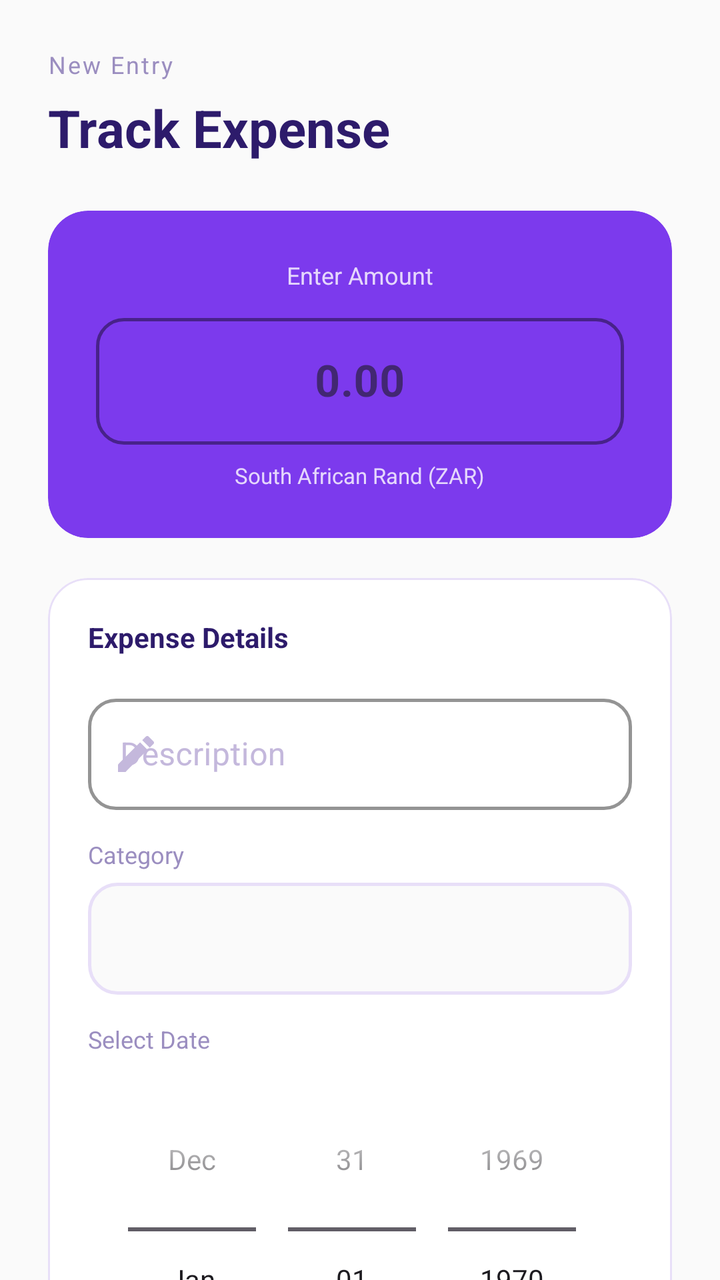
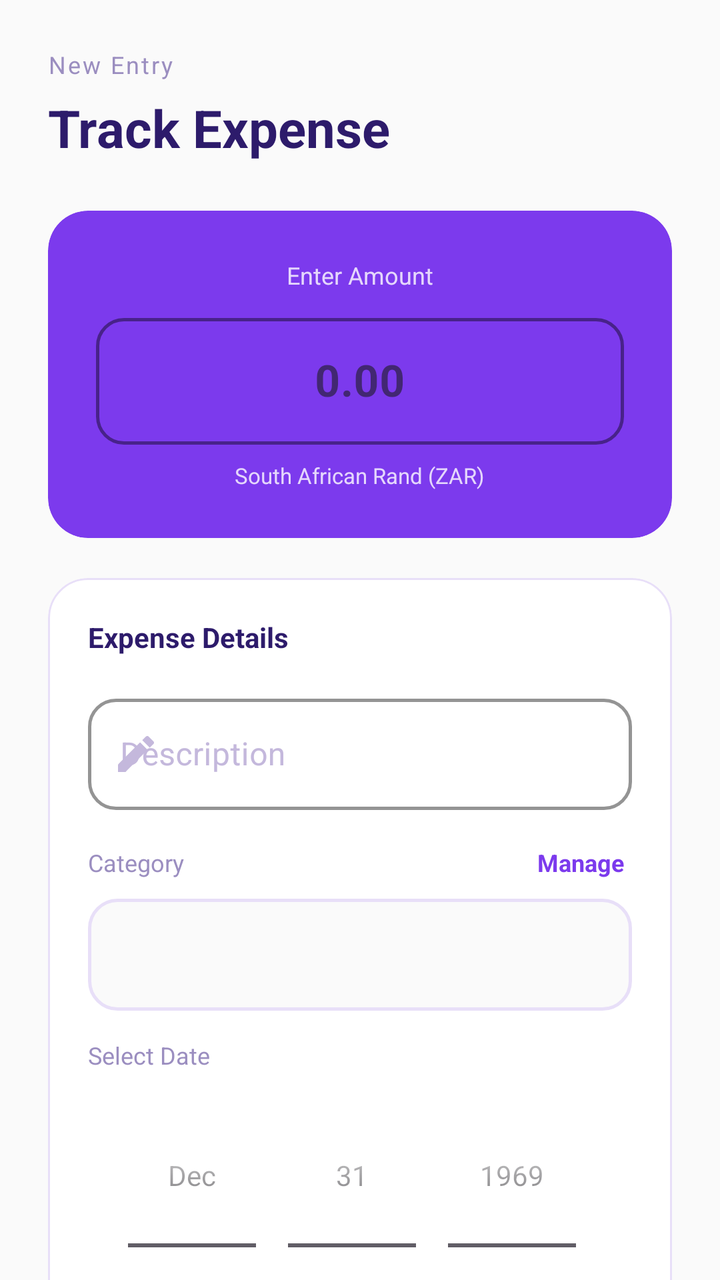

Screens rendered from an Android XML layout before and after an edit, with the pre-edit source and the edit as a unified diff.
<!-- AndroidManifest.xml: application theme Theme.Budget_Buddie_SA -->
<!-- res/layout/activity_add_expense.xml -->
<?xml version="1.0" encoding="utf-8"?>
<androidx.core.widget.NestedScrollView xmlns:android="http://schemas.android.com/apk/res/android"
    xmlns:app="http://schemas.android.com/apk/res-auto"
    xmlns:tools="http://schemas.android.com/tools"
    android:layout_width="match_parent"
    android:layout_height="match_parent"
    android:background="#FAFAFA"
    android:fillViewport="true">

    <LinearLayout
        android:layout_width="match_parent"
        android:layout_height="wrap_content"
        android:orientation="vertical"
        android:paddingStart="24dp"
        android:paddingTop="24dp"
        android:paddingEnd="24dp"
        android:paddingBottom="40dp">

        
        <TextView
            android:layout_width="wrap_content"
            android:layout_height="wrap_content"
            android:layout_marginBottom="6dp"
            android:letterSpacing="0.08"
            android:text="New Entry"
            android:textColor="#9B8EC0"
            android:textSize="12sp" />

        <TextView
            android:layout_width="wrap_content"
            android:layout_height="wrap_content"
            android:layout_marginBottom="24dp"
            android:text="Track Expense"
            android:textColor="#2D1B6B"
            android:textSize="26sp"
            android:textStyle="bold" />

        
        <com.google.android.material.card.MaterialCardView
            android:layout_width="match_parent"
            android:layout_height="wrap_content"
            android:layout_marginBottom="20dp"
            app:cardBackgroundColor="#7C3AED"
            app:cardCornerRadius="20dp"
            app:cardElevation="0dp"
            app:strokeWidth="0dp">

            <LinearLayout
                android:layout_width="match_parent"
                android:layout_height="wrap_content"
                android:gravity="center_horizontal"
                android:orientation="vertical"
                android:padding="24dp">

                <TextView
                    android:layout_width="wrap_content"
                    android:layout_height="wrap_content"
                    android:layout_marginBottom="8dp"
                    android:text="Enter Amount"
                    android:textColor="#CCFFFFFF"
                    android:textSize="12sp" />

                <com.google.android.material.textfield.TextInputLayout
                    android:id="@+id/tilAmount"
                    style="@style/Widget.MaterialComponents.TextInputLayout.OutlinedBox"
                    android:layout_width="match_parent"
                    android:layout_height="wrap_content"
                    android:hint="0.00"
                    app:boxBackgroundColor="@android:color/transparent"
                    app:boxStrokeColor="#FFFFFF"
                    app:boxStrokeWidth="1.5dp"
                    app:boxStrokeWidthFocused="1.5dp"
                    app:hintTextColor="#CCFFFFFF"
                    app:shapeAppearanceOverlay="@style/RoundedInput">

                    <com.google.android.material.textfield.TextInputEditText
                        android:id="@+id/etAmount"
                        android:layout_width="match_parent"
                        android:layout_height="wrap_content"
                        android:gravity="center"
                        android:inputType="numberDecimal"
                        android:textColor="#FFFFFF"
                        android:textSize="22sp"
                        android:textStyle="bold" />
                </com.google.android.material.textfield.TextInputLayout>

                <TextView
                    android:layout_width="wrap_content"
                    android:layout_height="wrap_content"
                    android:layout_marginTop="8dp"
                    android:text="South African Rand (ZAR)"
                    android:textColor="#CCFFFFFF"
                    android:textSize="11sp" />

            </LinearLayout>
        </com.google.android.material.card.MaterialCardView>

        
        <com.google.android.material.card.MaterialCardView
            android:layout_width="match_parent"
            android:layout_height="wrap_content"
            android:layout_marginBottom="20dp"
            app:cardBackgroundColor="#FFFFFF"
            app:cardCornerRadius="20dp"
            app:cardElevation="0dp"
            app:strokeColor="#E8DFF8"
            app:strokeWidth="1dp">

            <LinearLayout
                android:layout_width="match_parent"
                android:layout_height="wrap_content"
                android:orientation="vertical"
                android:padding="20dp">

                <TextView
                    android:layout_width="wrap_content"
                    android:layout_height="wrap_content"
                    android:layout_marginBottom="16dp"
                    android:text="Expense Details"
                    android:textColor="#2D1B6B"
                    android:textSize="14sp"
                    android:textStyle="bold" />

                <com.google.android.material.textfield.TextInputLayout
                    android:id="@+id/tilDescription"
                    style="@style/OutlinedInput"
                    android:layout_width="match_parent"
                    android:layout_height="wrap_content"
                    android:layout_marginBottom="14dp"
                    android:hint="Description"
                    app:startIconDrawable="@drawable/ic_edit"
                    app:startIconTint="#C4B8DC">

                    <com.google.android.material.textfield.TextInputEditText
                        android:id="@+id/etDescription"
                        android:layout_width="match_parent"
                        android:layout_height="wrap_content"
                        android:inputType="textCapSentences"
                        android:textColor="#2D1B6B" />
                </com.google.android.material.textfield.TextInputLayout>

                <TextView
                    android:layout_width="wrap_content"
                    android:layout_height="wrap_content"
                    android:layout_marginBottom="6dp"
                    android:text="Category"
                    android:textColor="#9B8EC0"
                    android:textSize="12sp" />

                <Spinner
                    android:id="@+id/spinnerCategory"
                    android:layout_width="match_parent"
                    android:layout_height="56dp"
                    android:layout_marginBottom="14dp"
                    android:background="@drawable/spinner_bg"
                    android:paddingStart="16dp"
                    android:paddingEnd="16dp" />

                <TextView
                    android:layout_width="wrap_content"
                    android:layout_height="wrap_content"
                    android:layout_marginBottom="6dp"
                    android:text="Select Date"
                    android:textColor="#9B8EC0"
                    android:textSize="12sp" />

                <DatePicker
                    android:id="@+id/datePicker"
                    android:layout_width="match_parent"
                    android:layout_height="wrap_content"
                    android:calendarViewShown="false"
                    android:datePickerMode="spinner" />

            </LinearLayout>
        </com.google.android.material.card.MaterialCardView>

        
        <com.google.android.material.card.MaterialCardView
            android:id="@+id/btnUploadImage"
            android:layout_width="match_parent"
            android:layout_height="wrap_content"
            android:layout_marginBottom="16dp"
            android:clickable="true"
            android:focusable="true"
            app:cardBackgroundColor="#FAFAFA"
            app:cardCornerRadius="16dp"
            app:cardElevation="0dp"
            app:strokeColor="#E8DFF8"
            app:strokeWidth="1.5dp">

            <LinearLayout
                android:layout_width="match_parent"
                android:layout_height="wrap_content"
                android:gravity="center_vertical"
                android:orientation="horizontal"
                android:padding="16dp">

                <FrameLayout
                    android:layout_width="40dp"
                    android:layout_height="40dp"
                    android:layout_marginEnd="12dp"
                    android:background="@drawable/circle_surface">

                    <ImageView
                        android:layout_width="20dp"
                        android:layout_height="20dp"
                        android:layout_gravity="center"
                        android:contentDescription="Camera Icon"
                        android:src="@drawable/ic_camera"
                        app:tint="#7C3AED" />
                </FrameLayout>

                

                <LinearLayout
                    android:layout_width="0dp"
                    android:layout_height="wrap_content"
                    android:layout_weight="1"
                    android:orientation="vertical">

                    <TextView
                        android:layout_width="wrap_content"
                        android:layout_height="wrap_content"
                        android:text="Attach Receipt"
                        android:textColor="#2D1B6B"
                        android:textSize="15sp"
                        android:textStyle="bold" />

                    <TextView
                        android:layout_width="wrap_content"
                        android:layout_height="wrap_content"
                        android:text="Upload a photo of your receipt"
                        android:textColor="#9B8EC0"
                        android:textSize="12sp" />
                </LinearLayout>

                <ImageView
                    android:layout_width="16dp"
                    android:layout_height="16dp"
                    android:src="@drawable/ic_chevron_right"
                    app:tint="#C4B8DC" />

            </LinearLayout>
        </com.google.android.material.card.MaterialCardView>

        
        <com.google.android.material.button.MaterialButton
            android:id="@+id/btnSaveExpense"
            android:layout_width="match_parent"
            android:layout_height="58dp"
            android:background="@drawable/btn_orange_gradient"
            app:backgroundTint="@null"
            android:text="Save Expense"
            android:textAllCaps="false"
            android:textColor="@color/white"
            android:textSize="16sp"
            android:textStyle="bold"
            app:cornerRadius="14dp"
            app:icon="@drawable/ic_check"
            app:iconTint="@color/white" />

    </LinearLayout>
</androidx.core.widget.NestedScrollView>
<!-- resources referenced by this layout -->
<resources>
  <color name="white">#FFFFFFFF</color>
  <!-- drawable btn_orange_gradient (drawable) -->
  <?xml version="1.0" encoding="utf-8"?>
  <shape xmlns:android="http://schemas.android.com/apk/res/android"
      android:shape="rectangle">
      <gradient
          android:angle="135"
          android:endColor="#EA580C"
          android:startColor="#F97316"
          android:type="linear" />
      <corners android:radius="14dp" />
  </shape>
  <!-- drawable circle_surface (drawable) -->
  <?xml version="1.0" encoding="utf-8"?>
  <shape xmlns:android="http://schemas.android.com/apk/res/android"
      android:shape="oval">
      <solid android:color="#F3EEFF" />
  </shape>
  <!-- drawable ic_camera (drawable) -->
  <?xml version="1.0" encoding="utf-8"?>
  <vector xmlns:android="http://schemas.android.com/apk/res/android"
      android:width="24dp"
      android:height="24dp"
      android:viewportWidth="24"
      android:viewportHeight="24">
      <path
          android:fillColor="@android:color/black"
          android:pathData="M12,12m-3.2,0a3.2,3.2 0,1 1,6.4 0a3.2,3.2 0,1 1,-6.4 0" />
      <path
          android:fillColor="@android:color/black"
          android:pathData="M9,2L7.17,4H4C2.9,4 2,4.9 2,6v12c0,1.1 0.9,2 2,2h16c1.1,0 2,-0.9 2,-2V6c0,-1.1 -0.9,-2 -2,-2h-3.17L15,2H9zM12,17c-2.76,0 -5,-2.24 -5,-5s2.24,-5 5,-5s5,2.24 5,5S14.76,17 12,17z" />
  </vector>
  <!-- drawable ic_check (drawable) -->
  <?xml version="1.0" encoding="utf-8"?>
  <vector xmlns:android="http://schemas.android.com/apk/res/android"
      android:width="24dp"
      android:height="24dp"
      android:viewportWidth="24"
      android:viewportHeight="24">
      <path
          android:fillColor="@android:color/black"
          android:pathData="M9,16.17L4.83,12l-1.42,1.41L9,19 21,7l-1.41,-1.41z" />
  </vector>
  <!-- drawable ic_chevron_right (drawable) -->
  <?xml version="1.0" encoding="utf-8"?>
  <vector xmlns:android="http://schemas.android.com/apk/res/android"
      android:width="24dp"
      android:height="24dp"
      android:viewportWidth="24"
      android:viewportHeight="24">
      <path
          android:fillColor="@android:color/black"
          android:pathData="M8.59,16.59L13.17,12L8.59,7.41L10,6L16,12L10,18L8.59,16.59Z" />
  </vector>
  <!-- drawable ic_edit (drawable) -->
  <vector xmlns:android="http://schemas.android.com/apk/res/android"
      android:width="24dp"
      android:height="24dp"
      android:viewportWidth="24"
      android:viewportHeight="24">
      <path
          android:fillColor="#757575"
          android:pathData="M3,17.25V21h3.75L17.81,9.94l-3.75,-3.75L3,17.25zM20.71,7.04c0.39,-0.39 0.39,-1.02 0,-1.41l-2.34,-2.34c-0.39,-0.39 -1.02,-0.39 -1.41,0l-1.83,1.83l3.75,3.75L20.71,7.04z"/>
  </vector>
  <!-- drawable spinner_bg (drawable) -->
  <?xml version="1.0" encoding="utf-8"?>
  <shape xmlns:android="http://schemas.android.com/apk/res/android">
      <stroke
          android:width="1.5dp"
          android:color="#E8DFF8" />
      <corners android:radius="14dp" />
      <solid android:color="#FAFAFA" />
  </shape>
  <style name="OutlinedInput" parent="Widget.MaterialComponents.TextInputLayout.OutlinedBox">
          <item name="boxStrokeColor">#7C3AED</item>
          <item name="boxStrokeWidth">1.5dp</item>
          <item name="boxStrokeWidthFocused">1.5dp</item>
          <item name="boxBackgroundColor">#FFFFFF</item>
          <item name="hintTextColor">#9B8EC0</item>
          <item name="android:textColorHint">#C4B8DC</item>
          <item name="shapeAppearanceOverlay">@style/RoundedInput</item>
      </style>
  <style name="RoundedInput" parent="">
          <item name="cornerSize">14dp</item>
          <item name="cornerRadius">14dp</item>
      </style>
  <style name="Theme.Budget_Buddie_SA" parent="Base.Theme.Budget_Buddie_SA" />
  <style name="Base.Theme.Budget_Buddie_SA" parent="Theme.Material3.DayNight.NoActionBar">
          
          
      </style>
</resources>

<!-- the commit's change to res/layout/activity_add_expense.xml (unified diff, before → after) -->
@@ -139,13 +139,33 @@
                         android:textColor="#2D1B6B" />
                 </com.google.android.material.textfield.TextInputLayout>
 
-                <TextView
-                    android:layout_width="wrap_content"
-                    android:layout_height="wrap_content"
-                    android:layout_marginBottom="6dp"
-                    android:text="Category"
-                    android:textColor="#9B8EC0"
-                    android:textSize="12sp" />
+                <LinearLayout
+                    android:layout_width="match_parent"
+                    android:layout_height="wrap_content"
+                    android:orientation="horizontal"
+                    android:gravity="center_vertical"
+                    android:layout_marginBottom="6dp">
+
+                    <TextView
+                        android:layout_width="0dp"
+                        android:layout_height="wrap_content"
+                        android:layout_weight="1"
+                        android:text="Category"
+                        android:textColor="#9B8EC0"
+                        android:textSize="12sp" />
+
+                    <TextView
+                        android:id="@+id/tvManageCategories"
+                        android:layout_width="wrap_content"
+                        android:layout_height="wrap_content"
+                        android:text="Manage"
+                        android:textColor="#7C3AED"
+                        android:textSize="12sp"
+                        android:textStyle="bold"
+                        android:padding="4dp"
+                        android:clickable="true"
+                        android:focusable="true" />
+                </LinearLayout>
 
                 <Spinner
                     android:id="@+id/spinnerCategory"
